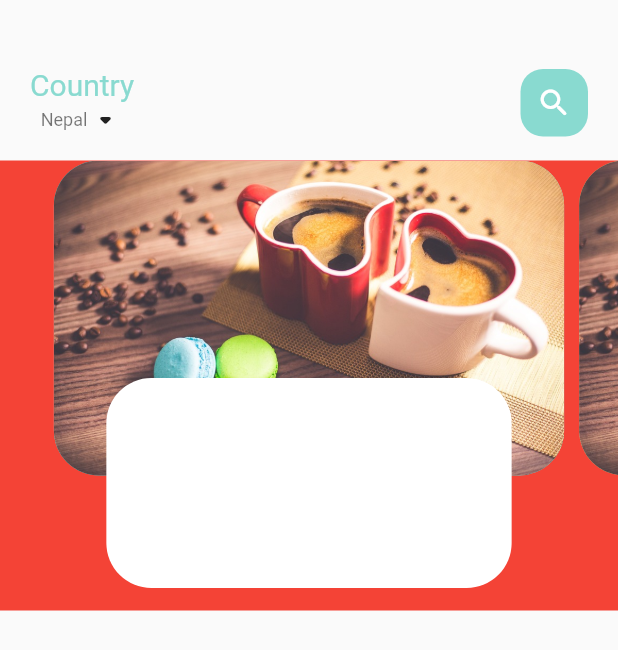
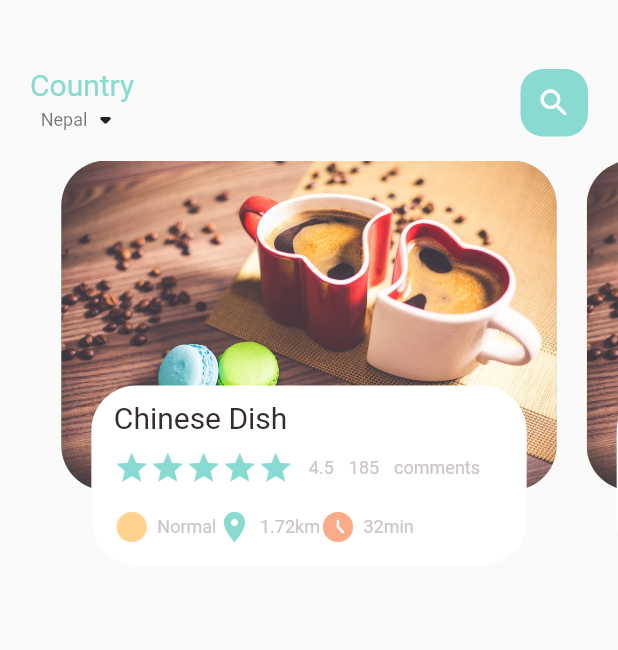
Before and after one commit to AlikoGrace/food_delivery_project, a Flutter app: the screen it shows after launch, on a phone screen of 412 x 824 dp. Shown: the top 650 px of the screen. Run offline on Flutter 3.47's test engine with Material 2 defaults, Android fonts, the phone set to English and light mode, and no system bars.

Commit message:
made use of stack and pagecontroller widgets

```diff
--- a/lib/home/food_page_body.dart
+++ b/lib/home/food_page_body.dart
@@ -1,4 +1,8 @@
 import 'package:flutter/material.dart';
+import 'package:food_delivery_project/app_styles.dart';
+import 'package:food_delivery_project/widgets/big_text.dart';
+import 'package:food_delivery_project/widgets/small_text.dart';
+import 'package:food_delivery_project/widgets/icon_and_text_widget.dart';
 
 class FoodPageBody extends StatefulWidget {
   const FoodPageBody({Key? key}) : super(key: key);
@@ -14,7 +18,6 @@ class _FoodPageBodyState extends State<FoodPageBody> {
   @override
   Widget build(BuildContext context) {
     return Container(
-      color: Colors.red,
       //container should always have a height
       height: 300,
       child: PageView.builder(
@@ -30,8 +33,8 @@ class _FoodPageBodyState extends State<FoodPageBody> {
     return Stack(
       children: [
         Container(
-          margin: EdgeInsets.only(left: 5, right: 5),
-          height: 210,
+          margin: EdgeInsets.only(left: 10, right: 10),
+          height: 220,
           decoration: BoxDecoration(
             color: index.isEven ? Color(0xFF89dad0) : Color(0xFFffd28d),
             borderRadius: BorderRadius.circular(30),
@@ -44,12 +47,62 @@ class _FoodPageBodyState extends State<FoodPageBody> {
         Align(
           alignment: Alignment.bottomCenter,
           child: Container(
-            margin: EdgeInsets.only(left: 40, right: 40, bottom: 15),
-            height: 140,
+            margin: EdgeInsets.only(left: 30, right: 30, bottom: 30),
+            height: 120,
             decoration: BoxDecoration(
               color: Colors.white,
               borderRadius: BorderRadius.circular(30),
             ),
+            child: Container(
+                padding: EdgeInsets.only(right: 15, left: 15, top: 10),
+                child: Column(
+                  crossAxisAlignment: CrossAxisAlignment.start,
+                  children: [
+                    BigText(text: 'Chinese Dish'),
+                    SizedBox(height: 10),
+                    Row(
+                      children: [
+                        Wrap(
+                          children: List.generate(
+                              5,
+                              (index) => Icon(
+                                    Icons.star,
+                                    color: kMainColor,
+                                  )),
+                        ),
+                        SizedBox(
+                          width: 10,
+                        ),
+                        SmallText(text: '4.5'),
+                        SizedBox(
+                          width: 10,
+                        ),
+                        SmallText(text: '185'),
+                        SizedBox(
+                          width: 10,
+                        ),
+                        SmallText(text: 'comments'),
+                      ],
+                    ),
+                    SizedBox(height: 15),
+                    Row(
+                      children: [
+                        IconTextWidget(
+                            icon: Icons.circle_sharp,
+                            iconColor: kIconColor1,
+                            text: 'Normal'),
+                        IconTextWidget(
+                            icon: Icons.location_on,
+                            iconColor: kMainColor,
+                            text: '1.72km'),
+                        IconTextWidget(
+                            icon: Icons.access_time_filled_rounded,
+                            iconColor: kIconColor2,
+                            text: '32min')
+                      ],
+                    )
+                  ],
+                )),
           ),
         ),
       ],
--- /dev/null
+++ b/lib/widgets/icon_and_text_widget.dart
@@ -0,0 +1,26 @@
+import 'package:flutter/material.dart';
+import 'small_text.dart';
+
+class IconTextWidget extends StatelessWidget {
+  final String text;
+  final IconData icon;
+  final Color iconColor;
+  IconTextWidget(
+      {required this.icon, required this.iconColor, required this.text});
+
+  @override
+  Widget build(BuildContext context) {
+    return Row(
+      children: [
+        Icon(
+          icon,
+          color: iconColor,
+        ),
+        SizedBox(
+          width: 5,
+        ),
+        SmallText(text: text),
+      ],
+    );
+  }
+}
```
